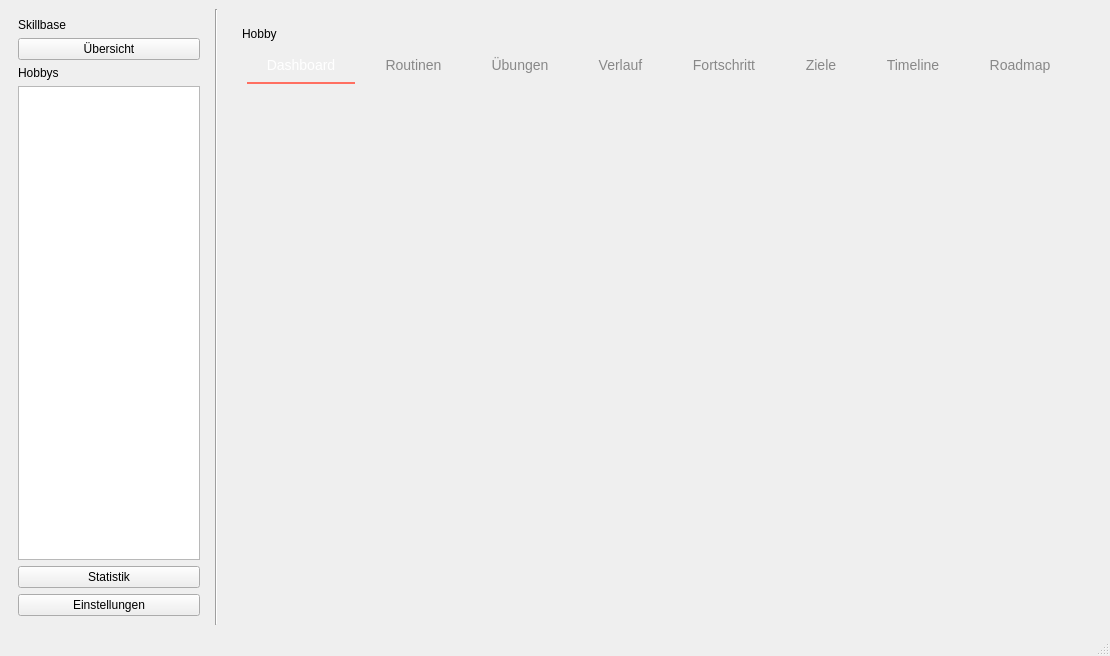
The window that resources/mainwindow.ui (ItsDylan255/Skillbase) describes before a commit, drawn with Qt 5.
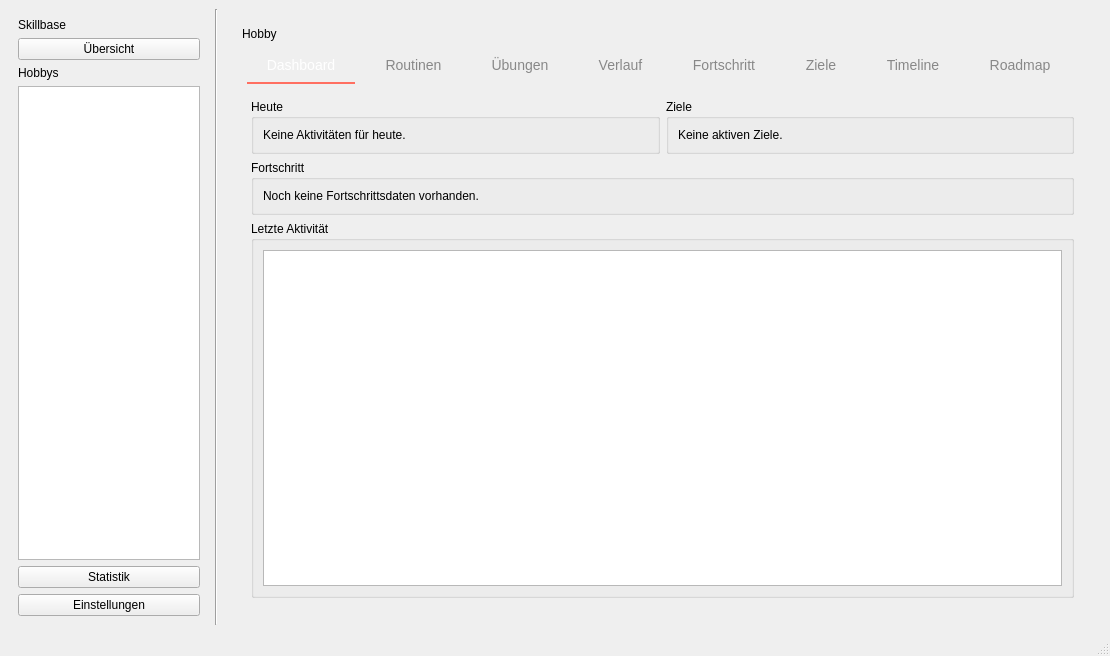
The same window after the commit. The open tabs and pages were chosen to show the change.

Commit message: add routines, goals and exercise logging

```diff
--- a/resources/mainwindow.ui
+++ b/resources/mainwindow.ui
@@ -263,10 +263,128 @@
              <property name="currentIndex">
               <number>0</number>
              </property>
-             <widget class="QWidget" name="dashboardHobbyPage"/>
-             <widget class="QWidget" name="roadmapPage"/>
-             <widget class="QWidget" name="timelinePage"/>
-             <widget class="QWidget" name="routinesPage"/>
+             <widget class="QWidget" name="dashboardHobbyPage">
+              <layout class="QGridLayout" name="dashboardHobbyPageLayout">
+               <item row="0" column="0">
+                <widget class="QGroupBox" name="hobbyTodayCard">
+                 <property name="title">
+                  <string>Heute</string>
+                 </property>
+                 <layout class="QVBoxLayout" name="hobbyTodayCardLayout">
+                  <item>
+                   <widget class="QLabel" name="hobbyTodayLabel">
+                    <property name="text">
+                     <string>Keine Aktivitäten für heute.</string>
+                    </property>
+                    <property name="wordWrap">
+                     <bool>true</bool>
+                    </property>
+                   </widget>
+                  </item>
+                 </layout>
+                </widget>
+               </item>
+               <item row="0" column="1">
+                <widget class="QGroupBox" name="hobbyGoalsCard">
+                 <property name="title">
+                  <string>Ziele</string>
+                 </property>
+                 <layout class="QVBoxLayout" name="hobbyGoalsCardLayout">
+                  <item>
+                   <widget class="QLabel" name="hobbyGoalsSummaryLabel">
+                    <property name="text">
+                     <string>Keine aktiven Ziele.</string>
+                    </property>
+                    <property name="wordWrap">
+                     <bool>true</bool>
+                    </property>
+                   </widget>
+                  </item>
+                 </layout>
+                </widget>
+               </item>
+               <item row="1" column="0" colspan="2">
+                <widget class="QGroupBox" name="hobbyProgressCard">
+                 <property name="title">
+                  <string>Fortschritt</string>
+                 </property>
+                 <layout class="QVBoxLayout" name="hobbyProgressCardLayout">
+                  <item>
+                   <widget class="QLabel" name="hobbyProgressSummaryLabel">
+                    <property name="text">
+                     <string>Noch keine Fortschrittsdaten vorhanden.</string>
+                    </property>
+                    <property name="wordWrap">
+                     <bool>true</bool>
+                    </property>
+                   </widget>
+                  </item>
+                 </layout>
+                </widget>
+               </item>
+               <item row="2" column="0" colspan="2">
+                <widget class="QGroupBox" name="hobbyRecentActivityCard">
+                 <property name="title">
+                  <string>Letzte Aktivität</string>
+                 </property>
+                 <layout class="QVBoxLayout" name="hobbyRecentActivityCardLayout">
+                  <item>
+                   <widget class="QListWidget" name="hobbyRecentActivityList"/>
+                  </item>
+                 </layout>
+                </widget>
+               </item>
+              </layout>
+             </widget>
+             <widget class="QWidget" name="roadmapPage">
+              <layout class="QVBoxLayout" name="roadmapPageLayout">
+               <item>
+                <widget class="QLabel" name="roadmapHintLabel">
+                 <property name="text">
+                  <string>Geplante Entwicklungsschritte für dieses Hobby.</string>
+                 </property>
+                </widget>
+               </item>
+               <item>
+                <widget class="QListWidget" name="roadmapList"/>
+               </item>
+               <item>
+                <widget class="QPushButton" name="addRoadmapStepButton">
+                 <property name="text">
+                  <string>+ Schritt hinzufügen</string>
+                 </property>
+                </widget>
+               </item>
+              </layout>
+             </widget>
+             <widget class="QWidget" name="timelinePage">
+              <layout class="QVBoxLayout" name="timelinePageLayout">
+               <item>
+                <widget class="QLabel" name="timelineHintLabel">
+                 <property name="text">
+                  <string>Wichtige Ereignisse in der Entwicklung dieses Hobbys.</string>
+                 </property>
+                </widget>
+               </item>
+               <item>
+                <widget class="QListWidget" name="timelineList"/>
+               </item>
+              </layout>
+             </widget>
+             <widget class="QWidget" name="routinesPage">
+              <layout class="QVBoxLayout" name="routinesPageLayout">
+               <item>
+                <widget class="QListWidget" name="routineList"/>
+               </item>
+               <item>
+                <widget class="QPushButton" name="addRoutineButton">
+                 <property name="text">
+                  <string>+ Routine hinzufügen</string>
+                 </property>
+                </widget>
+               </item>
+              </layout>
+             </widget>
              <widget class="QWidget" name="exercisesPage">
               <layout class="QVBoxLayout" name="exercisesPageLayout">
                <item>
```
Left out of the diff: 137 changed lines with no effect on the pictures. The commit also changes 17 other files.
